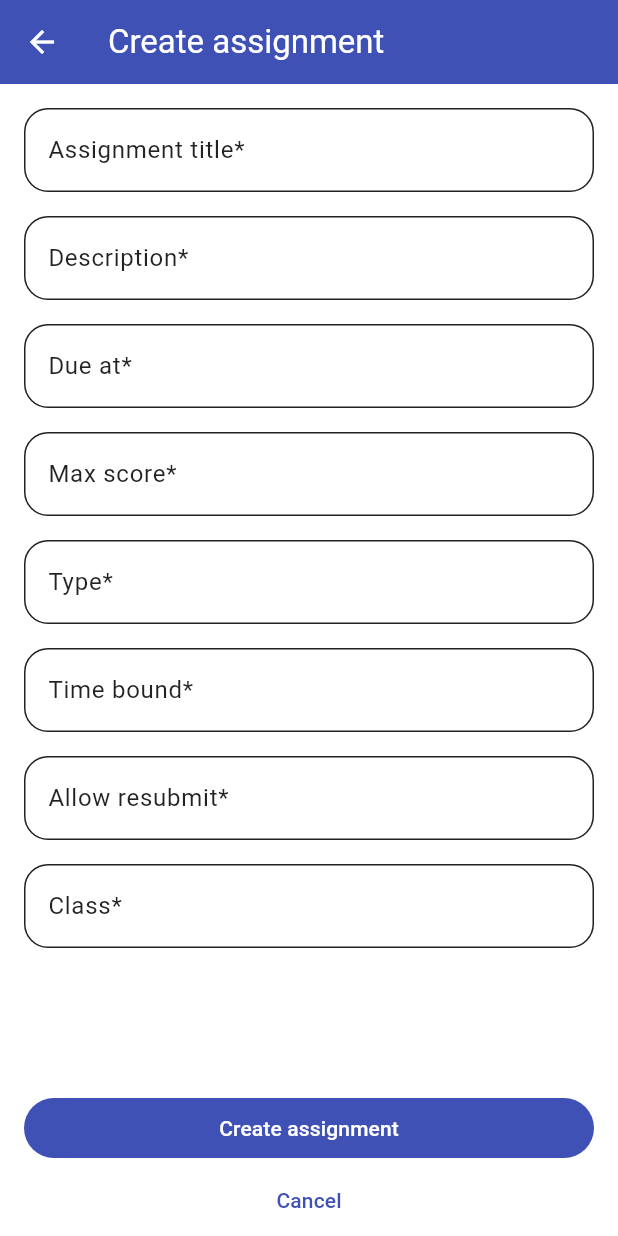
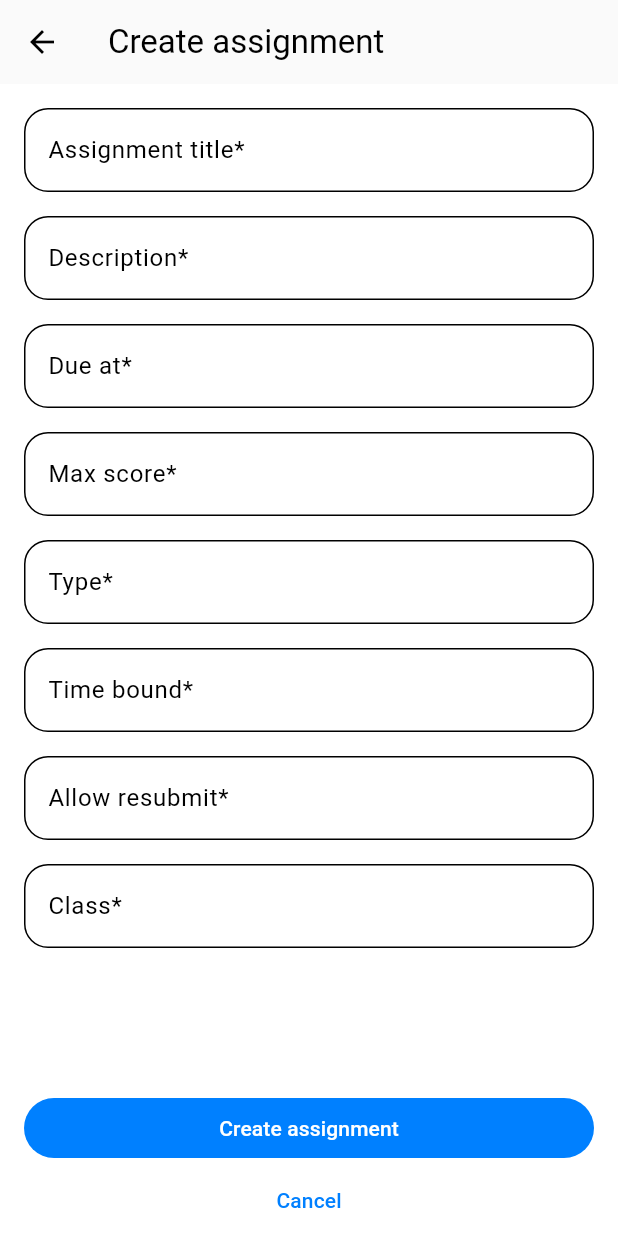
Before and after one commit to quanpm45654/project-4-flutter-app, a Flutter app: the screen it shows after launch, item 2 of the bottom bar chosen, after a tap on the "add" icon, on a phone screen of 412 x 824 dp. Run offline on Flutter 3.47's test engine with Material 3 defaults, Android fonts, the phone set to English and light mode, and no system bars; network calls fail.

Commit message:
adjust UI and theme

```diff
--- a/project_4_flutter_app/lib/utils/constants.dart
+++ b/project_4_flutter_app/lib/utils/constants.dart
@@ -1,19 +1,35 @@
 const apiBaseUrl = 'http://localhost:3000/api';
 
 class CustomSize {
-  static const double extraSmall = 4.0;
-  static const double small = 8.0;
+  static const double extraSmall = 8.0;
+  static const double small = 12.0;
   static const double medium = 16.0;
   static const double large = 24.0;
   static const double extraLarge = 32.0;
 }
 
+class CustomRadius {
+  static const double extraSmall = 4.0;
+  static const double small = 8.0;
+  static const double medium = 12.0;
+  static const double large = 16.0;
+  static const double extraLarge = 20.0;
+}
+
 class CustomFontSize {
-  static const double extraSmall = 10.0;
-  static const double small = 12.0;
+  static const double extraSmall = 12.0;
+  static const double small = 14.0;
   static const double medium = 16.0;
   static const double large = 20.0;
   static const double extraLarge = 24.0;
+}
+
+class CustomIconSize {
+  static const double extraSmall = 16.0;
+  static const double small = 20.0;
+  static const double medium = 24.0;
+  static const double large = 28.0;
+  static const double extraLarge = 32.0;
 }
 
 class CustomImagePath{
--- a/project_4_flutter_app/lib/utils/custom_theme.dart
+++ b/project_4_flutter_app/lib/utils/custom_theme.dart
@@ -1,111 +1,122 @@
 import 'package:flutter/material.dart';
+import 'package:project_4_flutter_app/utils/constants.dart';
 
 class CustomTheme {
-  static final lightColorScheme = ColorScheme(
+  static const lightColorScheme = ColorScheme(
     brightness: Brightness.light,
-    primary: const Color(0xFF3F51B5),
-    onPrimary: Colors.white,
-    secondary: const Color(0xFFFF7043),
-    onSecondary: Colors.white,
-    error: Colors.red.shade700,
-    onError: Colors.white,
-    surface: Colors.white,
-    onSurface: Colors.black87,
-    surfaceContainer: const Color(0xFFFAFAFA),
+    primary: Color(0xFF0080FF),
+    onPrimary: Color(0xFFFFFFFF),
+    secondary: Color(0xFFFF8000),
+    onSecondary: Color(0xFFFFFFFF),
+    error: Color(0xFFFF0000),
+    onError: Color(0xFFFFFFFF),
+    surface: Color(0xFFFFFFFF),
+    onSurface: Color(0xFF000000),
+    surfaceContainer: Color(0xFFFAFAFA),
   );
 
-  static final darkColorScheme = ColorScheme(
+  static const darkColorScheme = ColorScheme(
     brightness: Brightness.dark,
-    primary: const Color(0xFF9FA8DA),
-    onPrimary: Colors.black,
-    secondary: const Color(0xFFFFAB91),
-    onSecondary: Colors.black,
-    error: Colors.red.shade400,
-    onError: Colors.black,
-    surface: const Color(0xFF1E1E1E),
-    onSurface: Colors.white,
-    surfaceContainer: const Color(0xFF252525),
+    primary: Color(0xFF80C0FF),
+    onPrimary: Color(0xFF000000),
+    secondary: Color(0xFFFFC080),
+    onSecondary: Color(0xFF000000),
+    error: Color(0xFFFF8080),
+    onError: Color(0xFF000000),
+    surface: Color(0xFF343434),
+    onSurface: Color(0xFFFFFFFF),
+    surfaceContainer: Color(0xFF404040),
   );
 
   static final lightTheme = ThemeData(
-    visualDensity: VisualDensity.adaptivePlatformDensity,
     colorScheme: lightColorScheme,
-    useMaterial3: true,
     appBarTheme: AppBarTheme(
-      backgroundColor: lightColorScheme.primary,
-      foregroundColor: lightColorScheme.onPrimary,
+      backgroundColor: lightColorScheme.surfaceContainer,
+      foregroundColor: lightColorScheme.onSurface,
     ),
     navigationBarTheme: NavigationBarThemeData(
-      backgroundColor: lightColorScheme.surface,
+      backgroundColor: lightColorScheme.surfaceContainer,
       indicatorColor: Colors.transparent,
       labelTextStyle: WidgetStateProperty.resolveWith<TextStyle>((states) {
         if (states.contains(WidgetState.selected)) {
           return TextStyle(
-            fontSize: 12,
+            color: lightColorScheme.primary,
+            fontSize: CustomFontSize.extraSmall,
             fontWeight: FontWeight.w600,
-            color: lightColorScheme.primary,
           );
         }
         return const TextStyle(
-          fontSize: 12,
+          color: Color(0xFF808080),
+          fontSize: CustomFontSize.extraSmall,
           fontWeight: FontWeight.w500,
-          color: Colors.black54,
         );
       }),
       iconTheme: WidgetStateProperty.resolveWith<IconThemeData>((states) {
         if (states.contains(WidgetState.selected)) {
-          return IconThemeData(color: lightColorScheme.primary, size: 32);
+          return IconThemeData(
+            color: lightColorScheme.primary,
+            size: CustomIconSize.large,
+          );
         }
-        return IconThemeData(color: Colors.grey[600], size: 24);
+        return const IconThemeData(
+          color: Color(0xFF808080),
+          size: CustomIconSize.medium,
+        );
       }),
       height: 72,
     ),
     cardTheme: CardThemeData(
+      elevation: 0,
+      shape: RoundedRectangleBorder(
+        borderRadius: BorderRadius.circular(CustomRadius.medium),
+      ),
       color: lightColorScheme.surfaceContainer,
-    ),
-    listTileTheme: ListTileThemeData(
-      tileColor: lightColorScheme.surfaceContainer,
     ),
   );
 
   static final darkTheme = ThemeData(
-    visualDensity: VisualDensity.adaptivePlatformDensity,
     colorScheme: darkColorScheme,
-    useMaterial3: true,
     appBarTheme: AppBarTheme(
-      backgroundColor: darkColorScheme.primary,
-      foregroundColor: darkColorScheme.onPrimary,
+      backgroundColor: darkColorScheme.surfaceContainer,
+      foregroundColor: darkColorScheme.onSurface,
     ),
     navigationBarTheme: NavigationBarThemeData(
-      backgroundColor: darkColorScheme.surface,
+      backgroundColor: darkColorScheme.surfaceContainer,
       indicatorColor: Colors.transparent,
       labelTextStyle: WidgetStateProperty.resolveWith<TextStyle>((states) {
         if (states.contains(WidgetState.selected)) {
           return TextStyle(
-            fontSize: 12,
+            color: darkColorScheme.primary,
+            fontSize: CustomFontSize.extraSmall,
             fontWeight: FontWeight.w600,
-            color: darkColorScheme.primary,
           );
         }
         return const TextStyle(
-          fontSize: 12,
+          color: Color(0xFFBEBEBE),
+          fontSize: CustomFontSize.extraSmall,
           fontWeight: FontWeight.w500,
-          color: Colors.white70,
         );
       }),
       iconTheme: WidgetStateProperty.resolveWith<IconThemeData>((states) {
         if (states.contains(WidgetState.selected)) {
-          return IconThemeData(color: darkColorScheme.primary, size: 32);
+          return IconThemeData(
+            color: darkColorScheme.primary,
+            size: CustomIconSize.large,
+          );
         }
-        return IconThemeData(color: Colors.grey[400], size: 24);
+        return const IconThemeData(
+          color: Color(0xFFBEBEBE),
+          size: CustomIconSize.medium,
+        );
       }),
       height: 72,
     ),
     cardTheme: CardThemeData(
+      elevation: 0,
+      shape: RoundedRectangleBorder(
+        borderRadius: BorderRadius.circular(CustomRadius.medium),
+      ),
       color: darkColorScheme.surfaceContainer,
     ),
-    listTileTheme: ListTileThemeData(
-      tileColor: darkColorScheme.surfaceContainer,
-    )
   );
 }
--- a/project_4_flutter_app/lib/views/lecturer/widgets/lecturer_navigation_bar.dart
+++ b/project_4_flutter_app/lib/views/lecturer/widgets/lecturer_navigation_bar.dart
@@ -37,15 +37,18 @@ class LecturerNavigationBar extends StatelessWidget {
       destinations: [
         const NavigationDestination(
           icon: Icon(Icons.class_outlined),
+          selectedIcon: Icon(Icons.class_rounded),
           label: 'Class',
         ),
         const NavigationDestination(
           icon: Icon(Icons.assignment_outlined),
+          selectedIcon: Icon(Icons.assignment_rounded),
           label: 'Assignment',
         ),
         const NavigationDestination(
           enabled: false,
           icon: Icon(Icons.person_outlined),
+          selectedIcon: Icon(Icons.person_rounded),
           label: 'Profile',
         ),
       ],
```
